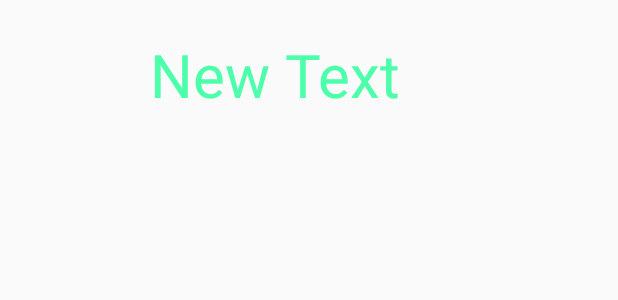
After one commit to ksumanont/Traffic_masterUNG29082015, an Android app: the layout traffic_listview.xml on its own in the app's theme, with its tools: preview values and no code run, on a phone screen of 412 x 824 dp. The commit adds this screen. Shown: the top 300 px of the screen. Run offline under Robolectric (Android 15) with nearby library versions, the phone set to English and light mode, and no system bars.

Commit message:
Adaptor Finish

```diff
--- /dev/null
+++ b/app/src/main/res/layout/traffic_listview.xml
@@ -0,0 +1,20 @@
+<?xml version="1.0" encoding="utf-8"?>
+<LinearLayout xmlns:android="http://schemas.android.com/apk/res/android"
+    android:orientation="horizontal" android:layout_width="wrap_content"
+    android:layout_height="wrap_content">
+
+    <ImageView
+        android:layout_width="@dimen/icon"
+        android:layout_height="@dimen/icon"
+        android:id="@+id/imvShowIcon" />
+
+    <TextView
+        android:layout_width="match_parent"
+        android:layout_height="wrap_content"
+        android:text="New Text"
+        android:id="@+id/TxtShowTitle"
+        android:textSize="@dimen/h1"
+        android:layout_gravity="center_vertical"
+        android:textColor="@color/text" />
+
+</LinearLayout>
--- a/app/src/main/res/values/dimens.xml
+++ b/app/src/main/res/values/dimens.xml
@@ -2,5 +2,8 @@
     <!-- Default screen margins, per the Android Design guidelines. -->
     <dimen name="activity_horizontal_margin">16dp</dimen>
     <dimen name="activity_vertical_margin">16dp</dimen>
-    <dimen name="h1">40sp</dimen>
+    <dimen name="h1">40sp</dimen> //size text  on page 1
+    <dimen name="h2">20sp</dimen>  //size text list view
+    <dimen name="icon">100dp</dimen>   //size small photo on page1
+    <dimen name="image">250dp</dimen>   //size big photo on page2
 </resources>
```
Also changed, not shown: app/src/main/java/joydroid/kanokpan/hello/MyAdapter.java (added, +62 -0 lines).
